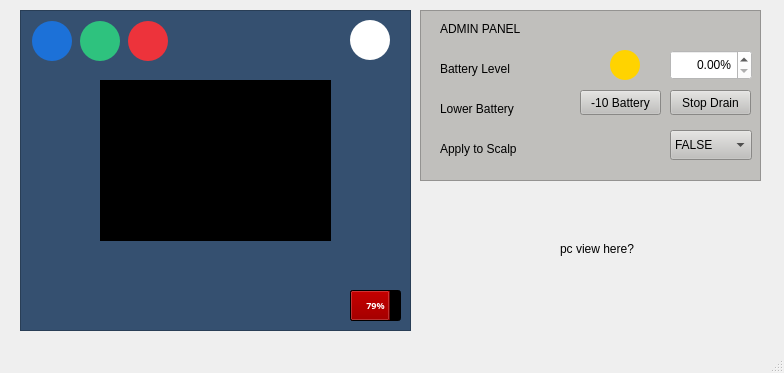
EmtiazAlam00/team-collaboration, file COMP3004_Team46/ui/mainwindow.ui: the form before one commit.
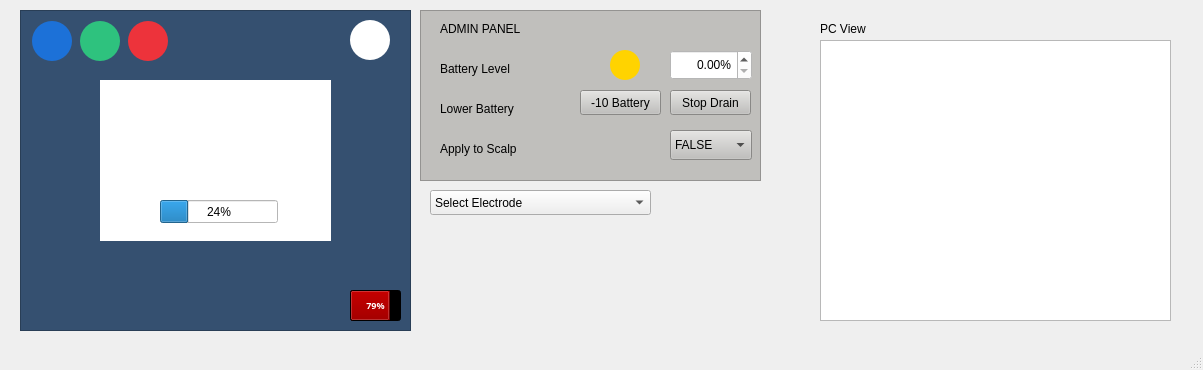
The form after the commit. Icons and pictures are not drawn. Custom widgets are drawn as their Qt base class.

Patch:
```diff
--- a/COMP3004_Team46/ui/mainwindow.ui
+++ b/COMP3004_Team46/ui/mainwindow.ui
@@ -6,8 +6,8 @@
    <rect>
     <x>0</x>
     <y>0</y>
-    <width>784</width>
-    <height>373</height>
+    <width>1203</width>
+    <height>370</height>
    </rect>
   </property>
   <property name="windowTitle">
@@ -652,6 +652,54 @@
       <string/>
      </property>
     </widget>
+    <widget class="QWidget" name="SessionViewWidget" native="true">
+     <property name="geometry">
+      <rect>
+       <x>80</x>
+       <y>70</y>
+       <width>231</width>
+       <height>161</height>
+      </rect>
+     </property>
+     <property name="autoFillBackground">
+      <bool>false</bool>
+     </property>
+     <property name="styleSheet">
+      <string notr="true">background-color: white</string>
+     </property>
+     <widget class="QLabel" name="sessionTimerLabel">
+      <property name="geometry">
+       <rect>
+        <x>0</x>
+        <y>0</y>
+        <width>231</width>
+        <height>111</height>
+       </rect>
+      </property>
+      <property name="styleSheet">
+       <string notr="true">font-size: 28px</string>
+      </property>
+      <property name="text">
+       <string/>
+      </property>
+      <property name="alignment">
+       <set>Qt::AlignCenter</set>
+      </property>
+     </widget>
+     <widget class="QProgressBar" name="SessionProgressBar">
+      <property name="geometry">
+       <rect>
+        <x>60</x>
+        <y>120</y>
+        <width>118</width>
+        <height>23</height>
+       </rect>
+      </property>
+      <property name="value">
+       <number>24</number>
+      </property>
+     </widget>
+    </widget>
    </widget>
    <widget class="QFrame" name="adminFrame">
     <property name="geometry">
@@ -864,22 +912,100 @@
      </property>
     </widget>
    </widget>
-   <widget class="QLabel" name="label">
+   <widget class="QComboBox" name="selectElectrode">
     <property name="geometry">
      <rect>
-      <x>560</x>
-      <y>240</y>
-      <width>231</width>
+      <x>430</x>
+      <y>190</y>
+      <width>221</width>
+      <height>25</height>
+     </rect>
+    </property>
+    <item>
+     <property name="text">
+      <string>Select Electrode</string>
+     </property>
+    </item>
+    <item>
+     <property name="text">
+      <string>Electrode 1</string>
+     </property>
+    </item>
+    <item>
+     <property name="text">
+      <string>Electrode 2</string>
+     </property>
+    </item>
+    <item>
+     <property name="text">
+      <string>Electrode 3</string>
+     </property>
+    </item>
+    <item>
+     <property name="text">
+      <string>Electrode 4</string>
+     </property>
+    </item>
+    <item>
+     <property name="text">
+      <string>Electrode 5</string>
+     </property>
+    </item>
+    <item>
+     <property name="text">
+      <string>Electrode 6</string>
+     </property>
+    </item>
+    <item>
+     <property name="text">
+      <string>Electrode 7</string>
+     </property>
+    </item>
+   </widget>
+   <widget class="QCustomPlot" name="plotArea" native="true">
+    <property name="geometry">
+     <rect>
+      <x>430</x>
+      <y>220</y>
+      <width>331</width>
+      <height>121</height>
+     </rect>
+    </property>
+   </widget>
+   <widget class="QLabel" name="pcViewLabel">
+    <property name="geometry">
+     <rect>
+      <x>820</x>
+      <y>20</y>
+      <width>181</width>
       <height>17</height>
      </rect>
     </property>
     <property name="text">
-     <string>pc view here?</string>
+     <string>PC View</string>
+    </property>
+   </widget>
+   <widget class="QListWidget" name="pcView">
+    <property name="geometry">
+     <rect>
+      <x>820</x>
+      <y>40</y>
+      <width>351</width>
+      <height>281</height>
+     </rect>
     </property>
    </widget>
   </widget>
   <widget class="QStatusBar" name="statusbar"/>
  </widget>
+ <customwidgets>
+  <customwidget>
+   <class>QCustomPlot</class>
+   <extends>QWidget</extends>
+   <header>src/qcustomplot.h</header>
+   <container>1</container>
+  </customwidget>
+ </customwidgets>
  <resources/>
  <connections/>
 </ui>
```
